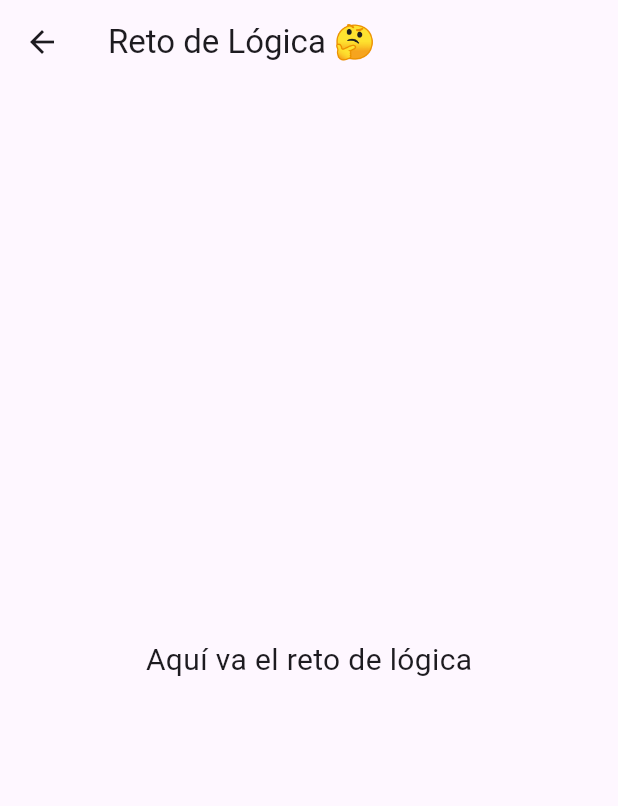
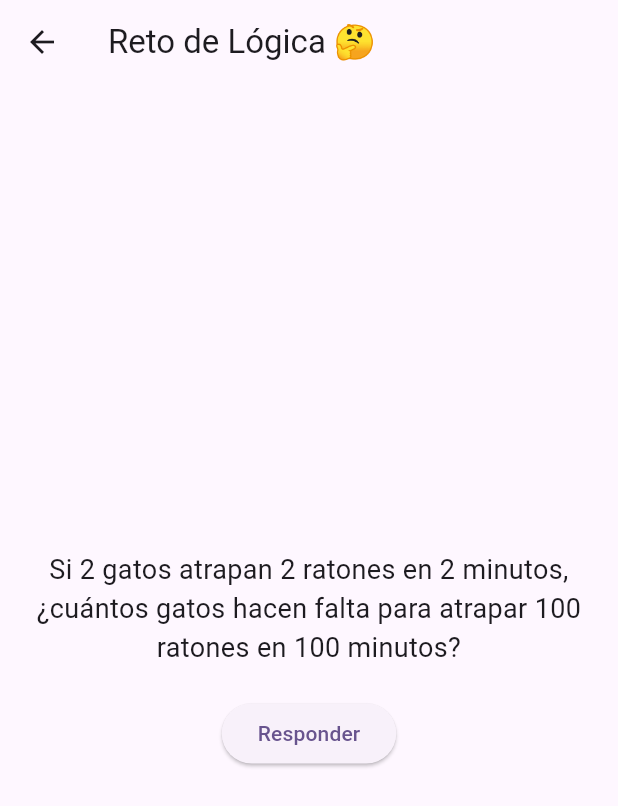
Before and after one commit to luismiquel/Cerebrix, a Flutter app: the LogicChallengeScreen screen opened directly, on a phone screen of 412 x 824 dp. Shown: the top 806 px of the screen. Run offline on Flutter 3.47's test engine with Material 3 defaults, Android fonts, the phone set to English and light mode, and no system bars.

Commit message:
Update logic_challenge_screen.dart

```diff
--- a/lib/screens/logic_challenge_screen.dart
+++ b/lib/screens/logic_challenge_screen.dart
@@ -1,4 +1,6 @@
 import 'package:flutter/material.dart';
+import 'package:provider/provider.dart';
+import '../score_manager.dart';
 
 class LogicChallengeScreen extends StatelessWidget {
   const LogicChallengeScreen({super.key});
@@ -7,10 +9,26 @@ class LogicChallengeScreen extends StatelessWidget {
   Widget build(BuildContext context) {
     return Scaffold(
       appBar: AppBar(title: const Text('Reto de Lógica 🤔')),
-      body: const Center(
-        child: Text(
-          'Aquí va el reto de lógica',
-          style: TextStyle(fontSize: 20),
+      body: Center(
+        child: Column(
+          mainAxisAlignment: MainAxisAlignment.center,
+          children: [
+            const Text(
+              'Si 2 gatos atrapan 2 ratones en 2 minutos,\n¿cuántos gatos hacen falta para atrapar 100 ratones en 100 minutos?',
+              textAlign: TextAlign.center,
+              style: TextStyle(fontSize: 18),
+            ),
+            const SizedBox(height: 20),
+            ElevatedButton(
+              onPressed: () {
+                Provider.of<ScoreManager>(context, listen: false).addPoints(10);
+                ScaffoldMessenger.of(context).showSnackBar(
+                  const SnackBar(content: Text('¡Correcto! +10 puntos 🎉')),
+                );
+              },
+              child: const Text('Responder'),
+            ),
+          ],
         ),
       ),
     );
```
